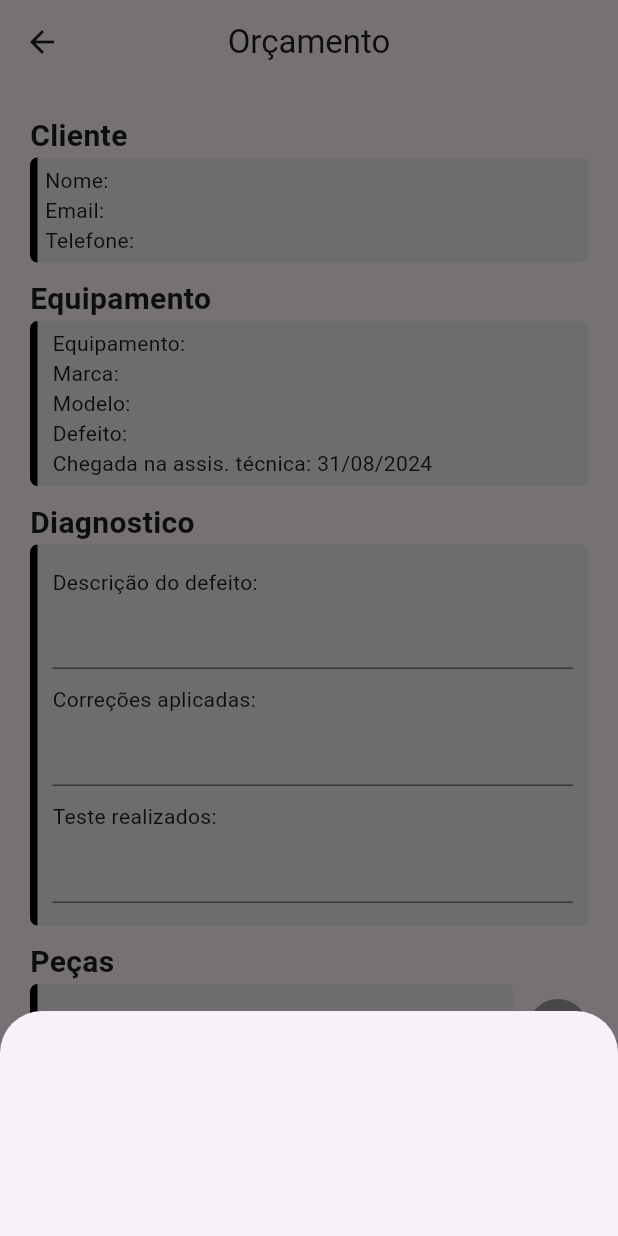
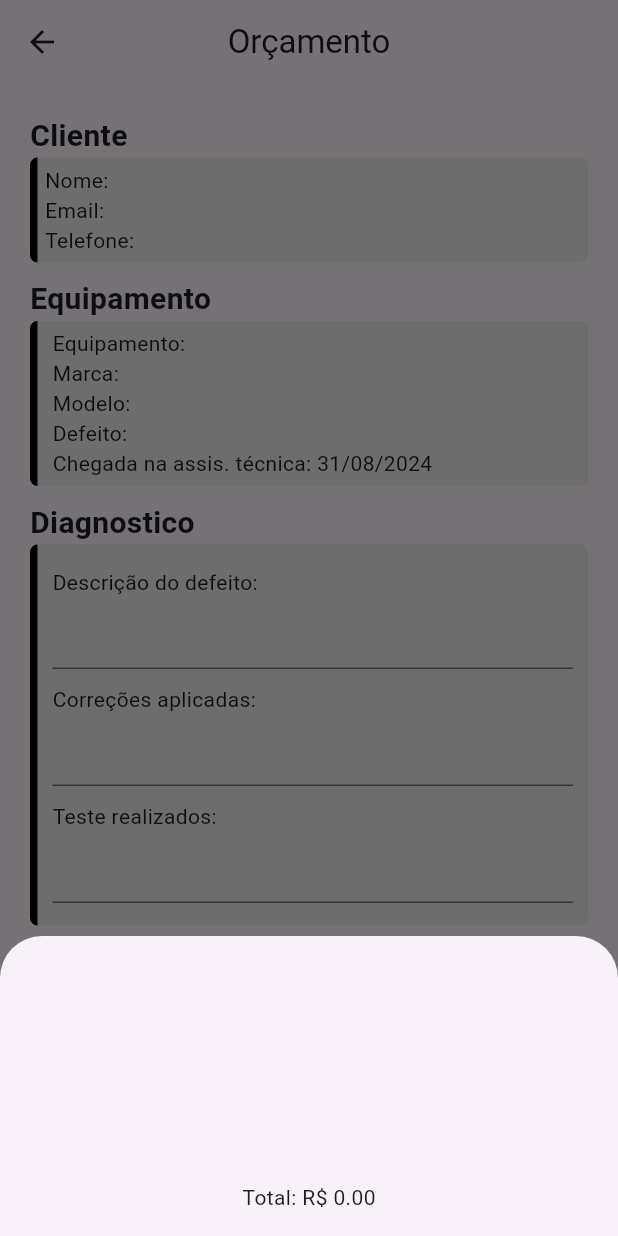
Before and after one commit to ramonbasilio/servicemanagerapp, a Flutter app: the PageQuote screen opened directly with empty values, after a tap on "Sem peças", on a phone screen of 412 x 824 dp. Run offline on Flutter 3.47's test engine with Material 3 defaults, Android fonts, the phone set to English and light mode, and no system bars; our stand-ins replace cloud_firestore, firebase_auth, firebase_core, firebase_storage, get, image_picker and 5 more; missing offline and left inert: camera_camera, flutter_pdfview, image_editor_plus; accounts and stored records are empty.

Commit message:
commit 31082024

```diff
--- a/lib/src/pages/2_pages_buttom/page_my_service_orders/page_list_service_orders.dart
+++ b/lib/src/pages/2_pages_buttom/page_my_service_orders/page_list_service_orders.dart
@@ -97,7 +97,8 @@ class PageListServiceOrders extends StatelessWidget {
                     leading: const Icon(Icons.monetization_on),
                     title: const Text('Gerar Orçamento'),
                     onTap: () => {
-                      Get.to(()=>PageQuote(serviceOrder: serviceOrder,))
+                      Get.back(),
+                      Get.to(()=>PageQuote(serviceOrder: serviceOrder,)),
                     }),
                 ListTile(
                     leading: const Icon(Icons.edit),
--- a/lib/src/pages/2_pages_buttom/page_quote/page_quote.dart
+++ b/lib/src/pages/2_pages_buttom/page_quote/page_quote.dart
@@ -6,13 +6,20 @@ import 'package:servicemangerapp/src/data/provider/listPart_provider.dart';
 import 'package:servicemangerapp/src/extensions/extensions.dart';
 import 'package:servicemangerapp/src/pages/3_parts/page_part.dart';
 
-class PageQuote extends StatelessWidget {
+class PageQuote extends StatefulWidget {
   ServiceOrder serviceOrder;
   PageQuote({required this.serviceOrder, super.key});
 
+  @override
+  State<PageQuote> createState() => _PageQuoteState();
+}
+
+class _PageQuoteState extends State<PageQuote> {
   ListPartController listPartController = Get.put(ListPartController());
+
   @override
   Widget build(BuildContext context) {
+
     return Scaffold(
       appBar: AppBar(
         title: const Text('Orçamento'),
@@ -53,13 +60,13 @@ class PageQuote extends StatelessWidget {
                         crossAxisAlignment: CrossAxisAlignment.start,
                         children: [
                           Text(
-                            'Nome: ${serviceOrder.client.name}',
+                            'Nome: ${widget.serviceOrder.client.name}',
                           ),
                           Text(
-                            'Email: ${serviceOrder.client.email}',
+                            'Email: ${widget.serviceOrder.client.email}',
                           ),
                           Text(
-                            'Telefone: ${serviceOrder.client.phone}',
+                            'Telefone: ${widget.serviceOrder.client.phone}',
                           ),
                         ],
                       ),
@@ -94,19 +101,19 @@ class PageQuote extends StatelessWidget {
                         crossAxisAlignment: CrossAxisAlignment.start,
                         children: [
                           Text(
-                            'Equipamento: ${serviceOrder.equipment}',
+                            'Equipamento: ${widget.serviceOrder.equipment}',
                           ),
                           Text(
-                            'Marca: ${serviceOrder.brand}',
+                            'Marca: ${widget.serviceOrder.brand}',
                           ),
                           Text(
-                            'Modelo: ${serviceOrder.model}',
+                            'Modelo: ${widget.serviceOrder.model}',
                           ),
                           Text(
-                            'Defeito: ${serviceOrder.defect}',
+                            'Defeito: ${widget.serviceOrder.defect}',
                           ),
                           Text(
-                            'Chegada na assis. técnica: ${serviceOrder.date!.dateTimeFormart()}',
+                            'Chegada na assis. técnica: ${widget.serviceOrder.date!.dateTimeFormart()}',
                           ),
                         ],
                       ),
@@ -252,15 +259,18 @@ class PageQuote extends StatelessWidget {
   }
 
   void _showBottomSheet(BuildContext context) {
+    listPartController.updatePriceTotal();
     showModalBottomSheet(
       context: context,
       builder: (context) {
-        return  SizedBox(
+        return SizedBox(
           width: double.maxFinite,
-          height: 150,
+          height: 200,
           child: Column(
             children: [
-          Flexible(child: Obx(() {
+              Flexible(
+                child: Obx(
+                  () {
                     return ListView.builder(
                         itemCount: listPartController.partItemsList.length,
                         itemBuilder: (context, index) {
@@ -281,7 +291,8 @@ class PageQuote extends StatelessWidget {
                                       listPartController.updateItemQuantity(
                                           part, part.quantity.value - 1);
                                     } else {
-                              listPartController.updateItemQuantity(part, 0);
+                                      listPartController.updateItemQuantity(
+                                          part, 0);
                                     }
                                   },
                                 ),
@@ -295,7 +306,16 @@ class PageQuote extends StatelessWidget {
                             ),
                           );
                         });
-          })),
+                  },
+                ),
+              ),
+              Obx(() {
+                return Padding(
+                  padding: const EdgeInsets.all(16.0),
+                  child: Text(
+                      'Total: R\$ ${listPartController.totalPrice.value.toStringAsFixed(2)}'),
+                );
+              }),
             ],
           ),
         );
--- a/lib/src/pages/3_parts/page_list_part.dart
+++ b/lib/src/pages/3_parts/page_list_part.dart
@@ -97,7 +97,8 @@ class _PageListPartState extends State<PageListPart> {
               print(
                   'Minha lista de peças: ${listPartController.partItemsList}');
 
-              Get.off(() => PageConfirmationPart(part: _cartPartList));
+              // Get.off(() => PageConfirmationPart(part: _cartPartList));
+              Get.back();
             },
             child: const Text('Utilizar no orçamento'),
           ),
```
Lines whose indentation alone changed are shown as unchanged.
